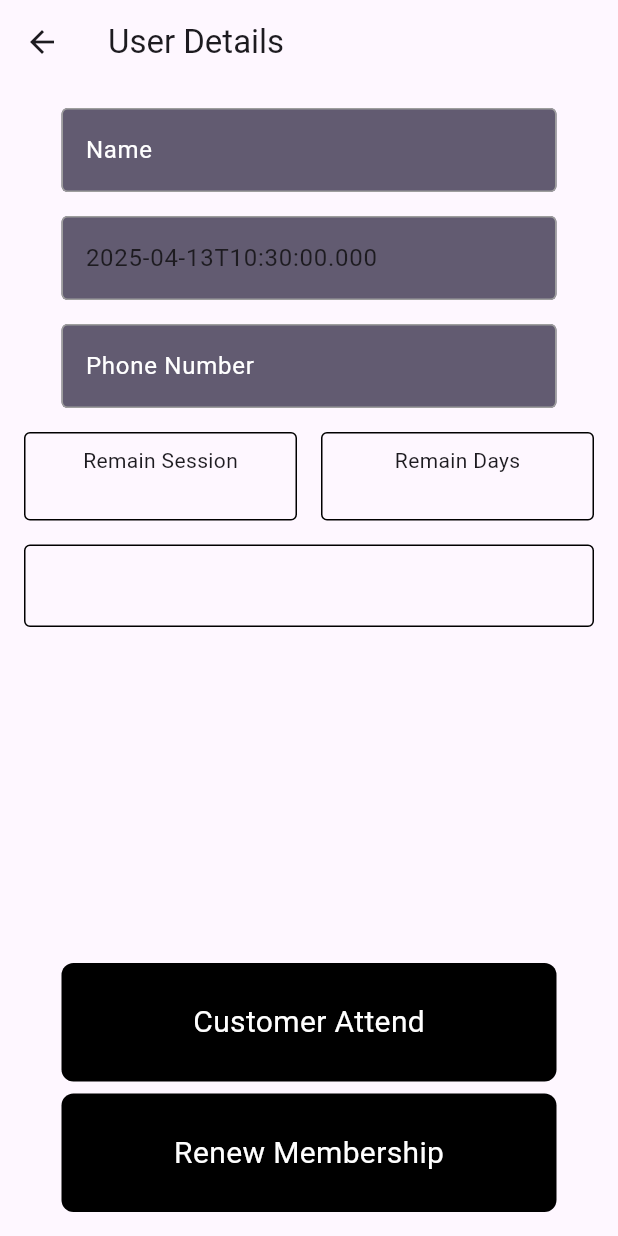
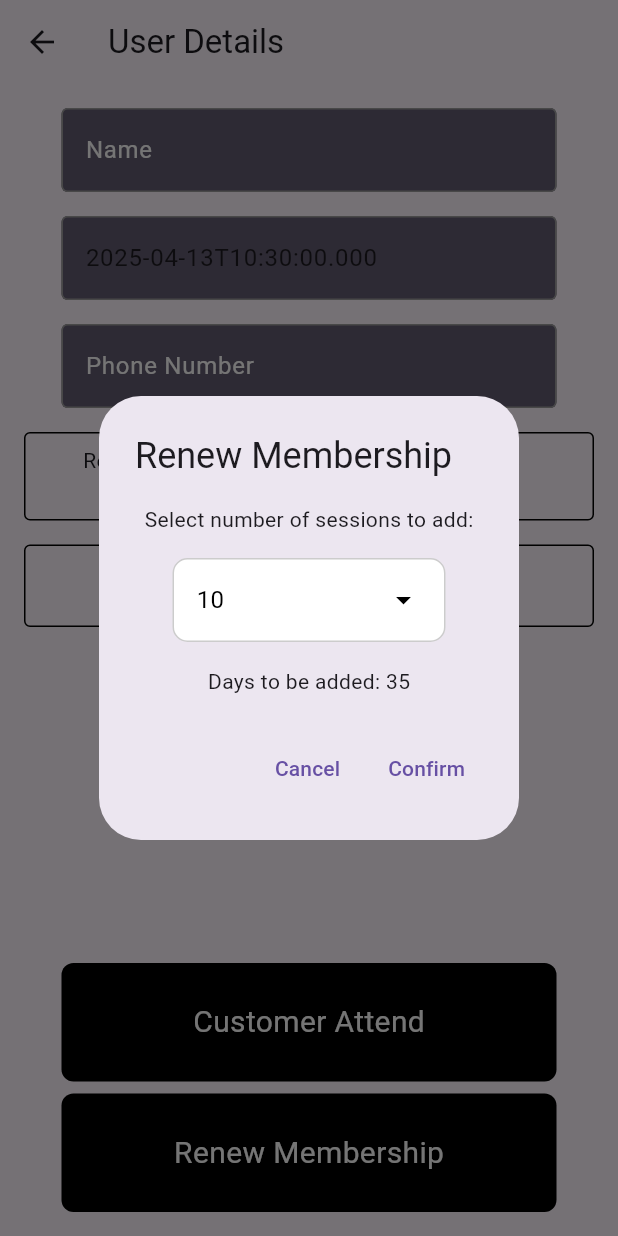
Before and after one commit to a-amrashraf/Attend-app, a Flutter app: the UserDetails screen opened directly with empty values, after a tap on "Renew Membership", on a phone screen of 412 x 824 dp. Run offline on Flutter 3.47's test engine with Material 3 defaults, Android fonts, the phone set to English and light mode, and no system bars.

Commit message:
can renew membership

```diff
--- a/attend_app/lib/pages/user_details.dart
+++ b/attend_app/lib/pages/user_details.dart
@@ -1,17 +1,20 @@
 import 'package:flutter/material.dart';
 import 'package:attend_app/components/text_field.dart';
 import 'package:attend_app/components/buttons.dart';
+import 'package:attend_app/pages/sesh_options.dart';
 
 class UserDetails extends StatefulWidget {
   final Map<String, dynamic> user;
   final int index;
   final Function(int) onAttend;
+  final Function(int, Map<String, dynamic>) onUpdate;
 
   const UserDetails({
     super.key,
     required this.user,
     required this.index,
     required this.onAttend,
+    required this.onUpdate,
   });
 
   @override
@@ -20,6 +23,9 @@ class UserDetails extends StatefulWidget {
 
 class _UserDetailsState extends State<UserDetails> {
   late Map<String, dynamic> localUser;
+  String selectedSessions = '10';
+
+  final Map<String, int> sessionsToDays = {'10': 35, '20': 56, '30': 77};
 
   @override
   void initState() {
@@ -35,7 +41,69 @@ class _UserDetailsState extends State<UserDetails> {
         localUser['attendanceInfo'] =
             'Last visit: ${DateTime.now().toString().split(' ')[0]}';
       });
+      widget.onUpdate(widget.index, localUser);
     }
+  }
+
+  void handleRenewal() {
+    showDialog(
+      context: context,
+      builder: (BuildContext context) {
+        return StatefulBuilder(
+          builder: (context, setDialogState) {
+            return AlertDialog(
+              title: Text('Renew Membership'),
+              content: Column(
+                mainAxisSize: MainAxisSize.min,
+                children: [
+                  Text('Select number of sessions to add:'),
+                  SizedBox(height: 16),
+                  Container(
+                    padding: EdgeInsets.symmetric(horizontal: 25),
+                    child: CustomDropdown(
+                      options: ['10', '20', '30'],
+                      initialSelection: selectedSessions,
+                      onChanged: (value) {
+                        setDialogState(() {
+                          selectedSessions = value;
+                        });
+                      },
+                    ),
+                  ),
+                  SizedBox(height: 16),
+                  Text('Days to be added: ${sessionsToDays[selectedSessions]}'),
+                ],
+              ),
+              actions: [
+                TextButton(
+                  onPressed: () => Navigator.pop(context),
+                  child: Text('Cancel'),
+                ),
+                TextButton(
+                  onPressed: () {
+                    setState(() {
+                      localUser['sessionsLeft'] += int.parse(selectedSessions);
+                      localUser['daysLeft'] +=
+                          sessionsToDays[selectedSessions]!;
+                    });
+                    widget.onUpdate(widget.index, localUser);
+                    Navigator.pop(context);
+                    ScaffoldMessenger.of(context).showSnackBar(
+                      SnackBar(
+                        content: Text('Membership renewed successfully'),
+                        backgroundColor: Colors.green,
+                        duration: Duration(seconds: 2),
+                      ),
+                    );
+                  },
+                  child: Text('Confirm'),
+                ),
+              ],
+            );
+          },
+        );
+      },
+    );
   }
 
   @override
@@ -112,12 +180,7 @@ class _UserDetailsState extends State<UserDetails> {
             Spacer(),
             MyButton(text: 'Customer Attend', onTap: handleAttendance),
             SizedBox(height: 8),
-            MyButton(
-              text: 'Renew Membership',
-              onTap: () {
-                // TODO: Implement renewal logic
-              },
-            ),
+            MyButton(text: 'Renew Membership', onTap: handleRenewal),
           ],
         ),
       ),
```
Also changed, not shown: attend_app/lib/pages/Users_list.dart (+9 -2 lines).
